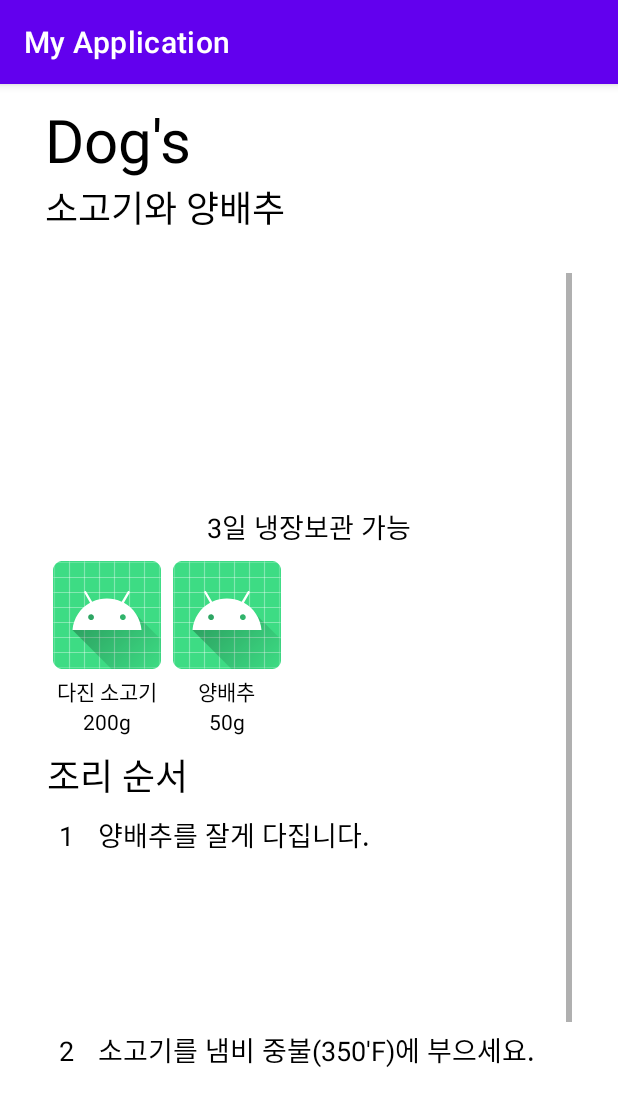
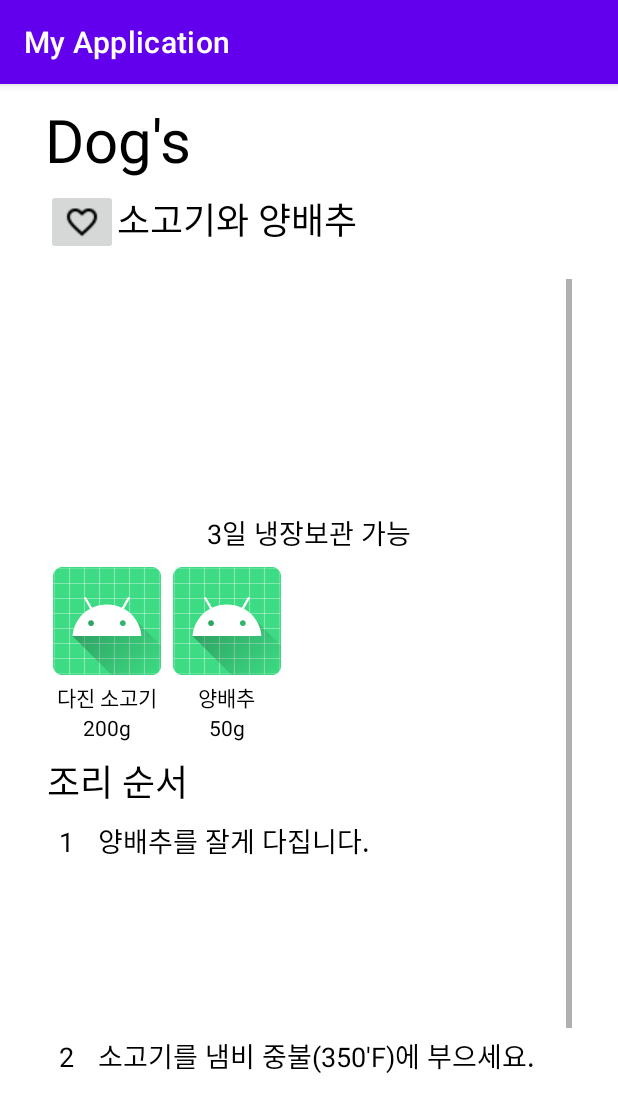
Before and after one commit to Learn-the-World-ewha/Cookforpet, an Android app: the DogsRecipeActivity screen opened directly, with no data from a screen before it, on a phone screen of 412 x 824 dp. Shown: the top 1112 px of the screen. Run offline under Robolectric (Android 15) with nearby library versions, the phone set to English and light mode, and no system bars.

Commit message:
like button commit

```diff
--- a/app/src/main/java/com/example/myapplication/DogsMainActivity.java
+++ b/app/src/main/java/com/example/myapplication/DogsMainActivity.java
@@ -5,6 +5,8 @@ import static android.view.View.*;
 import androidx.appcompat.app.AppCompatActivity;
 
 import android.content.Intent;
+import android.database.Cursor;
+import android.database.sqlite.SQLiteDatabase;
 import android.os.Bundle;
 import android.view.View;
 import android.view.View.OnClickListener;
@@ -13,6 +15,7 @@ import android.widget.EditText;
 import android.widget.ImageButton;
 
 public class DogsMainActivity extends AppCompatActivity {
+    String val = "";
     private ImageButton imgBtn_search;
     private EditText editTxt_search;
     private String search;
@@ -41,7 +44,7 @@ public class DogsMainActivity extends AppCompatActivity {
         imgBtn_home.setOnClickListener(new View.OnClickListener(){
             @Override
             public void onClick(View v){
-                Intent intent = new Intent(DogsMainActivity.this, MainActivity.class);
+                Intent intent = new Intent(DogsMainActivity.this, TypeActivity.class);
                 startActivity(intent);  // activity 이동
             }
         });
@@ -54,5 +57,22 @@ public class DogsMainActivity extends AppCompatActivity {
             }
         });
 
+//    25~마지막줄은 수정해야 함. 미완성 레시피 추천 함수임.
+//            public void getVal(); {
+//
+//                DatabaseHelper dbHelper = new DatabaseHelper(this);
+//                SQLiteDatabase db = dbHelper.getReadableDatabase();
+//
+//                Cursor cursor = db.rawQuery("SELECT * FROM recipe_ingredient where RECIPE_ID = 181",null);
+//                //" and name = ?",new String[]{"홍길동"});
+//                while (cursor.moveToNext())
+//                {
+//                    val += cursor.getString(2)+", ";
+//
+//                }
+//                sqlresult.setText("재료: "+val);
+//                cursor.close();
+//                dbHelper.close();
+//            }
     }
 }
--- a/app/src/main/java/com/example/myapplication/DogsRecipeActivity.java
+++ b/app/src/main/java/com/example/myapplication/DogsRecipeActivity.java
@@ -2,6 +2,8 @@ package com.example.myapplication;
 
 import androidx.appcompat.app.AppCompatActivity;
 
+import android.database.Cursor;
+import android.database.sqlite.SQLiteDatabase;
 import android.os.Bundle;
 import android.view.View;
 import android.widget.Toast;
@@ -16,4 +18,5 @@ public class DogsRecipeActivity extends AppCompatActivity {
     public void onButton1Clicked(View v) {
         Toast.makeText(this, "My refrigerator에 추가되었습니다.", Toast.LENGTH_LONG).show();
     }
+
 }
--- a/app/src/main/res/layout/activity_dogs_recipe.xml
+++ b/app/src/main/res/layout/activity_dogs_recipe.xml
@@ -40,10 +40,13 @@
         android:textSize="40sp"
         app:layout_constraintStart_toStartOf="@id/guidelineStart"
         app:layout_constraintTop_toTopOf="@id/guidelineTop" />
+
     <TextView
         android:id="@+id/txt_title"
         android:layout_width="wrap_content"
         android:layout_height="wrap_content"
+        android:layout_marginStart="48dp"
+        android:layout_marginTop="8dp"
         android:text="소고기와 양배추"
         android:textColor="@color/black"
         android:textSize="24sp"
@@ -51,6 +54,7 @@
         app:layout_constraintTop_toBottomOf="@id/txt_dogs" />
 
     <ScrollView
+        android:id="@+id/scrollView2"
         android:layout_width="350dp"
         android:layout_height="586dp"
         app:layout_constraintBottom_toBottomOf="@id/guidelineBottom"
@@ -61,7 +65,7 @@
         <LinearLayout
             android:layout_width="match_parent"
             android:layout_height="wrap_content"
-            android:orientation="vertical" >
+            android:orientation="vertical">
 
             <ImageView
                 android:id="@+id/img_main"
@@ -70,19 +74,22 @@
                 android:layout_gravity="center"
                 android:layout_marginTop="8dp"
                 tools:srcCompat="@color/black" />
+
             <TextView
                 android:id="@+id/txt_tip"
                 android:layout_width="wrap_content"
                 android:layout_height="wrap_content"
+                android:layout_gravity="center"
                 android:layout_marginVertical="5dp"
                 android:text="3일 냉장보관 가능"
                 android:textColor="@color/black"
-                android:layout_gravity="center"
-                android:textSize="18sp"/>
+                android:textSize="18sp" />
+
             <LinearLayout
                 android:layout_width="wrap_content"
                 android:layout_height="wrap_content"
                 android:orientation="horizontal">
+
                 <LinearLayout
                     android:layout_width="wrap_content"
                     android:layout_height="wrap_content"
@@ -95,21 +102,24 @@
                         android:scaleType="centerInside"
 
                         app:srcCompat="@mipmap/ic_launcher" />
+
                     <TextView
                         android:id="@+id/txt_mat1"
                         android:layout_width="wrap_content"
                         android:layout_height="wrap_content"
+                        android:layout_gravity="center"
                         android:text="다진 소고기"
-                        android:layout_gravity="center"
-                        android:textColor="@color/black"/>
+                        android:textColor="@color/black" />
+
                     <TextView
                         android:id="@+id/txt_unit1"
                         android:layout_width="wrap_content"
                         android:layout_height="wrap_content"
+                        android:layout_gravity="center"
                         android:text="200g"
-                        android:layout_gravity="center"
-                        android:textColor="@color/black"/>
+                        android:textColor="@color/black" />
                 </LinearLayout>
+
                 <LinearLayout
                     android:layout_width="wrap_content"
                     android:layout_height="wrap_content"
@@ -122,54 +132,62 @@
                         android:scaleType="centerInside"
 
                         app:srcCompat="@mipmap/ic_launcher" />
+
                     <TextView
                         android:id="@+id/txt_mat2"
                         android:layout_width="wrap_content"
                         android:layout_height="wrap_content"
+                        android:layout_gravity="center"
                         android:text="양배추"
-                        android:layout_gravity="center"
-                        android:textColor="@color/black"/>
+                        android:textColor="@color/black" />
+
                     <TextView
                         android:id="@+id/txt_unit2"
                         android:layout_width="wrap_content"
                         android:layout_height="wrap_content"
+                        android:layout_gravity="center"
                         android:text="50g"
-                        android:layout_gravity="center"
-                        android:textColor="@color/black"/>
+                        android:textColor="@color/black" />
                 </LinearLayout>
 
             </LinearLayout>
+
             <TextView
                 android:layout_width="wrap_content"
                 android:layout_height="wrap_content"
+                android:layout_marginTop="8dp"
                 android:text="조리 순서"
                 android:textColor="@color/black"
-                android:textSize="24sp"
-                android:layout_marginTop="8dp"/>
+                android:textSize="24sp" />
+
             <LinearLayout
                 android:layout_width="350dp"
                 android:layout_height="wrap_content"
                 android:orientation="vertical">
+
                 <LinearLayout
                     android:layout_width="wrap_content"
                     android:layout_height="wrap_content">
+
                     <TextView
                         android:id="@+id/txt_stepNum1"
                         android:layout_width="wrap_content"
                         android:layout_height="wrap_content"
                         android:layout_margin="8dp"
                         android:text="1"
-                        android:textSize="18sp"
-                        android:textColor="@color/black"/>
+                        android:textColor="@color/black"
+                        android:textSize="18sp" />
+
                     <TextView
                         android:id="@+id/txt_step1"
                         android:layout_width="wrap_content"
                         android:layout_height="wrap_content"
                         android:layout_margin="8dp"
                         android:text="양배추를 잘게 다집니다."
-                        android:textSize="18sp"
-                        android:textColor="@color/black"/>
+                        android:textColor="@color/black"
+                        android:textSize="18sp" />
                 </LinearLayout>
+
                 <ImageView
                     android:id="@+id/img_step1"
                     android:layout_width="300dp"
@@ -177,30 +195,35 @@
                     android:layout_gravity="center"
                     tools:srcCompat="@color/black" />
             </LinearLayout>
+
             <LinearLayout
                 android:layout_width="350dp"
                 android:layout_height="wrap_content"
                 android:orientation="vertical">
+
                 <LinearLayout
                     android:layout_width="wrap_content"
                     android:layout_height="wrap_content">
+
                     <TextView
                         android:id="@+id/txt_stepNum2"
                         android:layout_width="wrap_content"
                         android:layout_height="wrap_content"
                         android:layout_margin="8dp"
                         android:text="2"
-                        android:textSize="18sp"
-                        android:textColor="@color/black"/>
+                        android:textColor="@color/black"
+                        android:textSize="18sp" />
+
                     <TextView
                         android:id="@+id/txt_step2"
                         android:layout_width="wrap_content"
                         android:layout_height="wrap_content"
                         android:layout_margin="8dp"
                         android:text="소고기를 냄비 중불(350'F)에 부으세요."
-                        android:textSize="18sp"
-                        android:textColor="@color/black"/>
+                        android:textColor="@color/black"
+                        android:textSize="18sp" />
                 </LinearLayout>
+
                 <ImageView
                     android:id="@+id/img_step2"
                     android:layout_width="300dp"
@@ -208,15 +231,29 @@
                     android:layout_gravity="center"
                     tools:srcCompat="@color/black" />
             </LinearLayout>
+
             <Button
                 android:id="@+id/btn_complete"
                 android:layout_width="wrap_content"
                 android:layout_height="wrap_content"
+                android:layout_gravity="center"
                 android:backgroundTint="@color/black"
-                android:layout_gravity="center"
                 android:onClick="onButton1Clicked"
-                android:text="조리 완료"
-                />
+                android:text="조리 완료" />
+
         </LinearLayout>
     </ScrollView>
+
+    <ImageButton
+        android:id="@+id/imageButton4"
+        android:layout_width="wrap_content"
+        android:layout_height="wrap_content"
+        app:layout_constraintBottom_toBottomOf="parent"
+        app:layout_constraintEnd_toEndOf="parent"
+        app:layout_constraintHorizontal_bias="0.085"
+        app:layout_constraintStart_toStartOf="parent"
+        app:layout_constraintTop_toTopOf="parent"
+        app:layout_constraintVertical_bias="0.097"
+        app:srcCompat="@drawable/baseline_favorite_border_black_24dp" />
+
 </androidx.constraintlayout.widget.ConstraintLayout>
```
Also changed, not shown: app/src/main/res/drawable/baseline_favorite_black_24dp.png (added), app/src/main/res/drawable/baseline_favorite_border_black_24dp.png (added).
